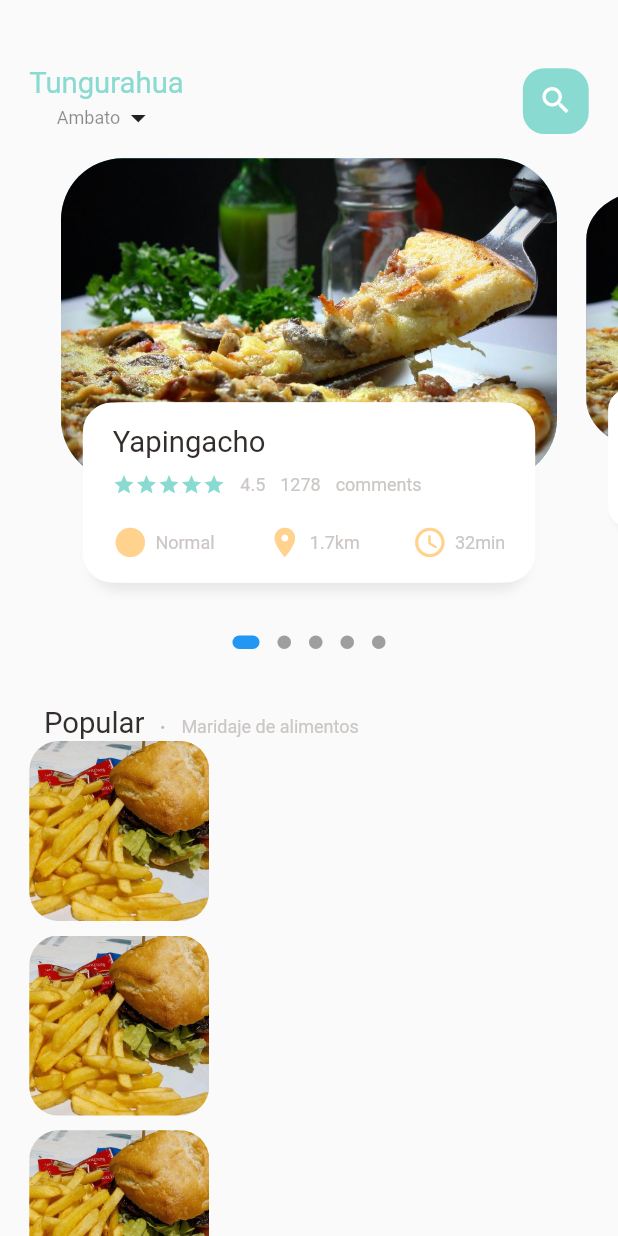
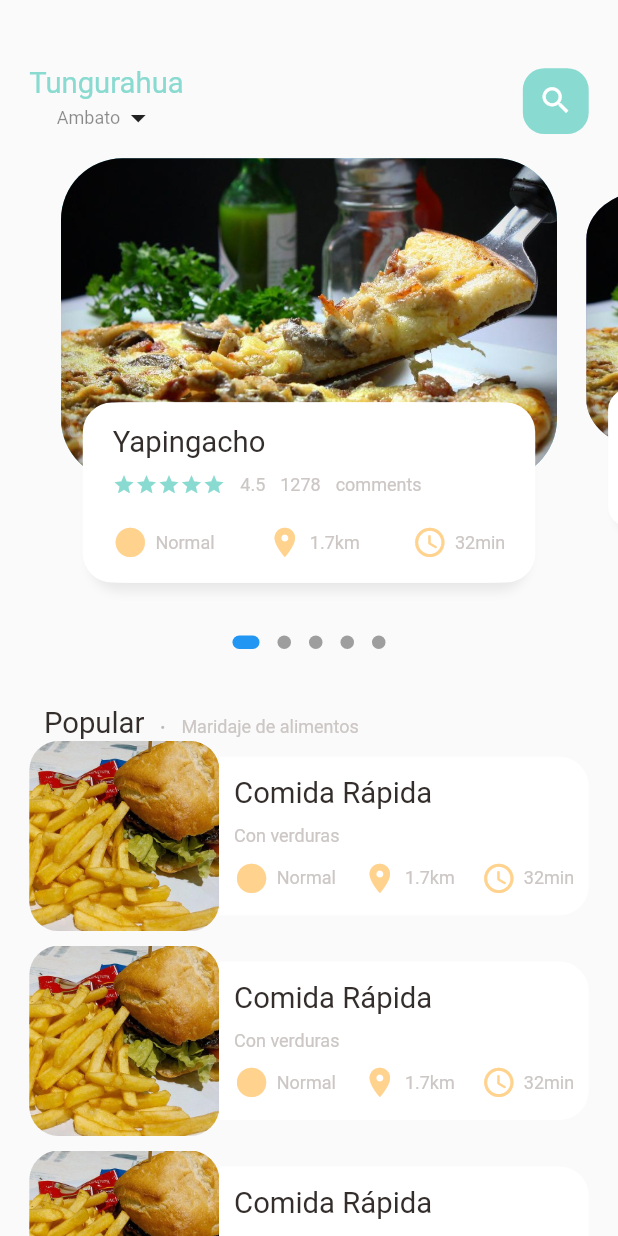
Before and after one commit to Vladox69/gestion, a Flutter app: the screen it shows after launch, on a phone screen of 412 x 824 dp. Run offline on Flutter 3.47's test engine with Material 2 defaults, Android fonts, the phone set to English and light mode, and no system bars; drawn by our look-alikes of dots_indicator; our stand-ins replace get.

Commit message:
Información

```diff
--- a/lib/home/food_page_body.dart
+++ b/lib/home/food_page_body.dart
@@ -91,9 +91,8 @@ class _FoodPageBodyState extends State<FoodPageBody> {
             ],
           ),
         ),
-        Container(
-          height: 900,
-          child: ListView.builder(
+
+          ListView.builder(
               physics: NeverScrollableScrollPhysics(),
               shrinkWrap: true,
               itemCount: 10,
@@ -106,8 +105,8 @@ class _FoodPageBodyState extends State<FoodPageBody> {
                     child: Row(
                       children: [
                         Container(
-                          width: 120,
-                          height: 120,
+                          width: Dimensions.listViewImgSize,
+                          height: Dimensions.listViewImgSize,
                           decoration: BoxDecoration(
                               borderRadius:
                                   BorderRadius.circular(Dimensions.radius20),
@@ -126,11 +125,53 @@ class _FoodPageBodyState extends State<FoodPageBody> {
                                     Radius.circular(Dimensions.radius20)),
                             color: Colors.white,
                           ),
+                        ),
+                        Expanded(
+                          child: Container(
+                            height: Dimensions.listViewTextContSize,
+                            decoration: BoxDecoration(
+                              borderRadius: BorderRadius.only(
+                                topRight: Radius.circular(Dimensions.radius20),
+                                bottomRight: Radius.circular(Dimensions.radius20)
+                              ),
+                              color: Colors.white,
+                            ),
+                            child: Padding(
+                              padding: EdgeInsets.only(left: Dimensions.width10, right: Dimensions.width10),
+                              child: Column(
+                                crossAxisAlignment: CrossAxisAlignment.start,
+                                mainAxisAlignment: MainAxisAlignment.center,
+                                children: [
+                                  BigText(text: "Comida Rápida"),
+                                  SizedBox(height: Dimensions.height10,),
+                                  SmallText(text: "Con verduras"),
+                                  SizedBox(height: Dimensions.height10,),
+                                  Row(
+                        mainAxisAlignment: MainAxisAlignment.spaceBetween,
+                        children: [
+                          IconAndTextWidget(
+                              icon: Icons.circle_sharp,
+                              text: "Normal",
+                              iconColor: AppColors.iconColor1),
+                          IconAndTextWidget(
+                              icon: Icons.location_on,
+                              text: "1.7km",
+                              iconColor: AppColors.iconColor1),
+                          IconAndTextWidget(
+                              icon: Icons.access_time_rounded,
+                              text: "32min",
+                              iconColor: AppColors.iconColor1)
+                        ],
+                      )
+                                ],
+                              ),
+                            ),
+                          ),
                         )
                       ],
                     ));
               }),
-        )
+
       ],
     );
   }
--- a/lib/utils/dimensions.dart
+++ b/lib/utils/dimensions.dart
@@ -6,22 +6,25 @@ class Dimensions {
   static double pageView = screenHeight / 2.64;
   static double pageViewContainer = screenHeight / 3.84;
   static double pageViewTextContainer = screenHeight / 7.03;
-  static double height10 = screenHeight/84.4;
-  static double height15 = screenHeight/56.27;
-  static double height20 = screenHeight/42.2;
-  static double height30 = screenHeight/28.13;
-  static double height45 = screenHeight/18.76;
+  static double height10 = screenHeight / 84.4;
+  static double height15 = screenHeight / 56.27;
+  static double height20 = screenHeight / 42.2;
+  static double height30 = screenHeight / 28.13;
+  static double height45 = screenHeight / 18.76;
 //ancho padding y margin
-  static double width10 = screenHeight/84.4;
-  static double width15 = screenHeight/56.27;
-  static double width20 = screenHeight/42.2;
-  static double width30 = screenHeight/28.13;
+  static double width10 = screenHeight / 84.4;
+  static double width15 = screenHeight / 56.27;
+  static double width20 = screenHeight / 42.2;
+  static double width30 = screenHeight / 28.13;
 
-  static double font20 = screenHeight/42.2;
+  static double font20 = screenHeight / 42.2;
 
-  static double radius15 = screenHeight/57.27;
-  static double radius20 = screenHeight/42.2;
-  static double radius30 = screenHeight/20.13;
+  static double radius15 = screenHeight / 57.27;
+  static double radius20 = screenHeight / 42.2;
+  static double radius30 = screenHeight / 20.13;
 
-  static double iconSize24 = screenHeight/35.17;
+  static double iconSize24 = screenHeight / 35.17;
+
+  static double listViewImgSize = screenWidth / 3.25;
+  static double listViewTextContSize = screenWidth / 3.9;
 }
```
